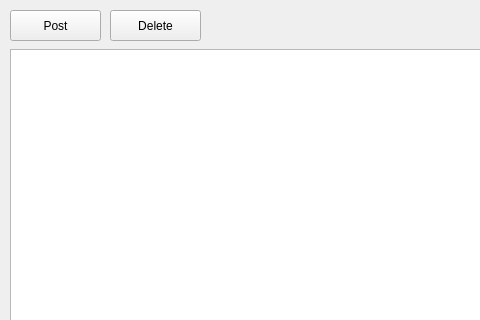
jack41402/FCU, file 112-1/WEB PROGRAMMING/Lab/Lab 4 – RPC Exercise/d1166506/UI/Forum.ui: the form before one commit; both pictures show x 0 to 480 and y 0 to 320 of the 1000 by 750 pixel window.
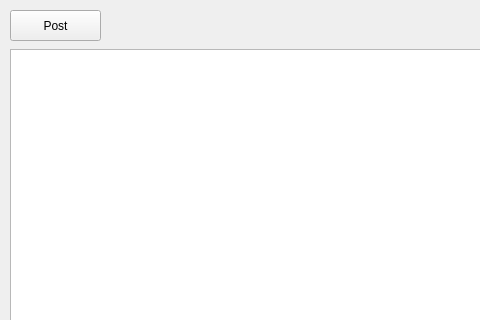
The form after the commit.

```diff
--- a/112-1/WEB PROGRAMMING/Lab/Lab 4 – RPC Exercise/d1166506/UI/Forum.ui
+++ b/112-1/WEB PROGRAMMING/Lab/Lab 4 – RPC Exercise/d1166506/UI/Forum.ui
@@ -40,24 +40,6 @@
     <string>Post</string>
    </property>
   </widget>
-  <widget class="QPushButton" name="Delete_pushButton">
-   <property name="geometry">
-    <rect>
-     <x>110</x>
-     <y>10</y>
-     <width>91</width>
-     <height>31</height>
-    </rect>
-   </property>
-   <property name="font">
-    <font>
-     <family>Arial</family>
-    </font>
-   </property>
-   <property name="text">
-    <string>Delete</string>
-   </property>
-  </widget>
   <widget class="QSplitter" name="splitter">
    <property name="geometry">
     <rect>
```
Left out of the diff: 1 changed line with no effect on the pictures.
